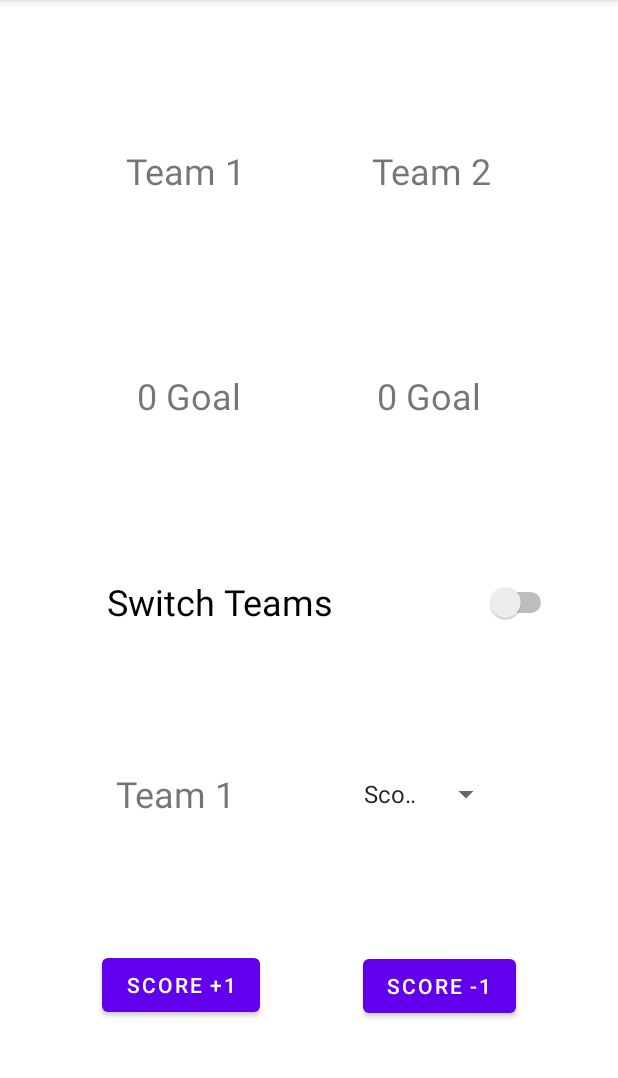
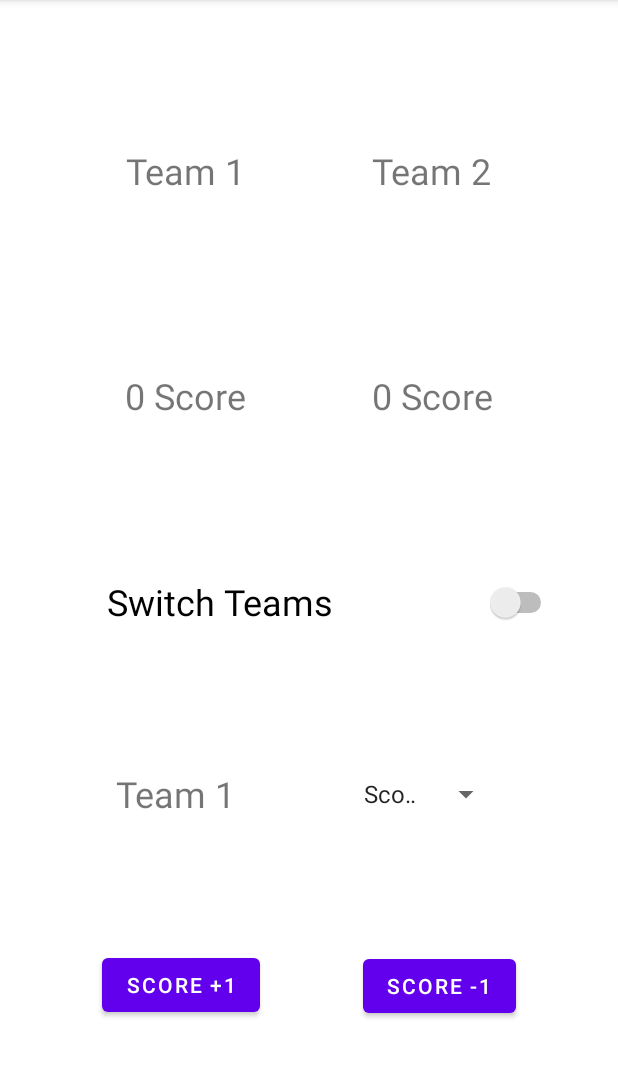
Before and after one commit to sanjimsb/JAV1001-ScoreKeeper, an Android app: the screen it shows after launch (MainActivity), on a phone screen of 412 x 824 dp, the part 84-1162 px from its top. Run offline under Robolectric (Android 15) with nearby library versions, the phone set to English and light mode, and no system bars.

Commit message:
fixed the spinner and textView issues

```diff
--- a/app/src/main/res/layout/activity_main.xml
+++ b/app/src/main/res/layout/activity_main.xml
@@ -23,7 +23,7 @@
         android:layout_marginTop="10dp"
         android:paddingTop="10dp"
         android:paddingBottom="10dp"
-        android:text="0 Goal"
+        android:text="0 Score"
         android:textColorLink="#000000"
         android:textSize="24sp"
         app:layout_constraintBottom_toTopOf="@+id/switch1"
@@ -104,7 +104,7 @@
         android:layout_marginTop="10dp"
         android:paddingTop="10dp"
         android:paddingBottom="10dp"
-        android:text="0 Goal"
+        android:text="0 Score"
         android:textColorLink="#000000"
         android:textSize="24sp"
         app:layout_constraintBottom_toTopOf="@+id/switch1"
```
Also changed, not shown: app/src/main/java/com/example/javalab1/MainActivity.java (+7 -6 lines).
